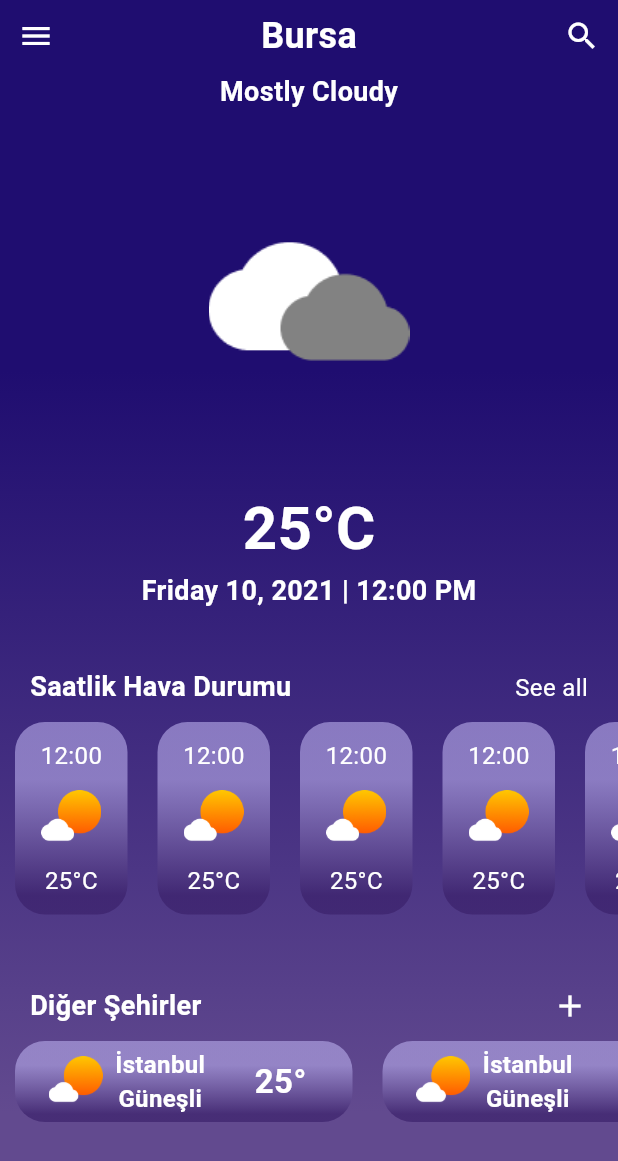
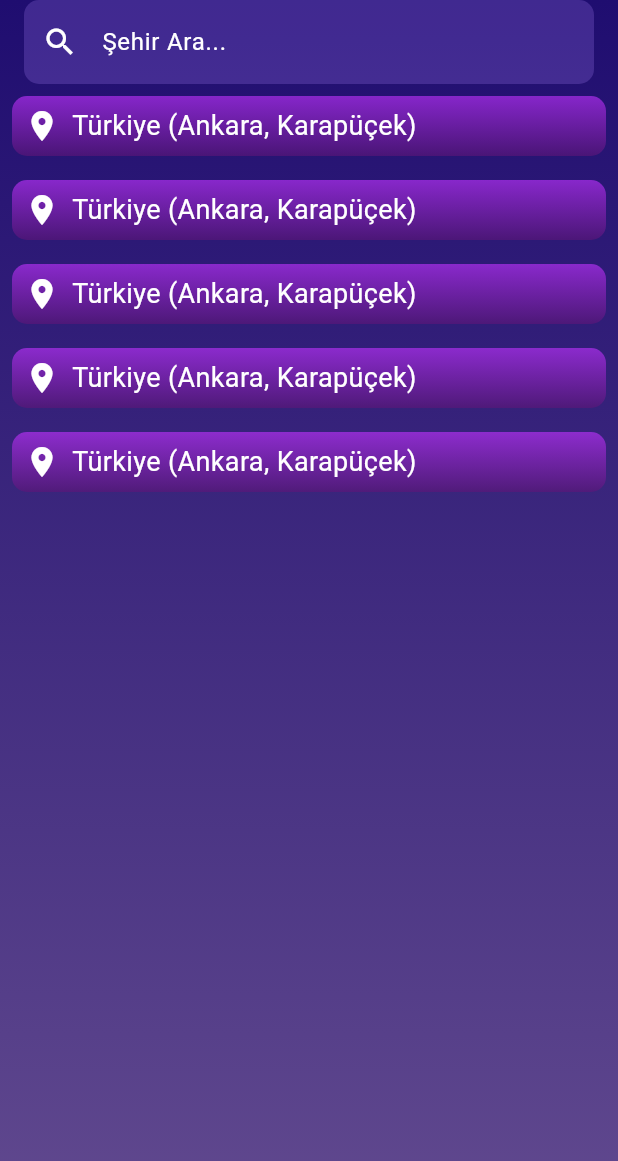
Before and after one commit to Ebuubeyd/Weather-App, a Flutter app: the screen it shows after launch, after a tap on the "search" icon, on a phone screen of 412 x 824 dp. Shown: the top 1161 px of the screen. Run offline on Flutter 3.47's test engine with Material 3 defaults, Android fonts, the phone set to English and light mode, and no system bars; our stand-ins replace get.

Commit message:
Search Screen Created

```diff
--- a/weather_app/lib/Screens/homeScreen/homeScreenComponenets/viatherAppBar.dart
+++ b/weather_app/lib/Screens/homeScreen/homeScreenComponenets/viatherAppBar.dart
@@ -1,4 +1,7 @@
 import 'package:flutter/material.dart';
+import 'package:get/get.dart';
+
+import '../../locationScreen/searchScreen.dart';
 
 class ViatherAppBar extends StatefulWidget {
   const ViatherAppBar({super.key});
@@ -30,7 +33,11 @@ class _ViatherAppBarState extends State<ViatherAppBar> {
         ),
         const Spacer(),
         IconButton(
-          onPressed: () {},
+          onPressed: () {
+            Get.to(
+              SearchScreen(),
+            );
+          },
           icon: const Icon(
             Icons.search,
             color: Colors.white,
--- a/weather_app/lib/Screens/homeScreen/homeScreenComponenets/viatherAppSavedCity.dart
+++ b/weather_app/lib/Screens/homeScreen/homeScreenComponenets/viatherAppSavedCity.dart
@@ -1,5 +1,8 @@
 import 'package:flutter/material.dart';
+import 'package:get/get.dart';
 import 'package:weather_app/MediaQuery/mq_values.dart';
+
+import '../../locationScreen/searchScreen.dart';
 
 class ViatherAppSavedCity extends StatefulWidget {
   const ViatherAppSavedCity({super.key});
@@ -28,11 +31,19 @@ class _ViatherAppSavedCityState extends State<ViatherAppSavedCity> {
               ),
             ),
             Padding(
-                padding: const EdgeInsets.only(right: 20),
+              padding: const EdgeInsets.only(right: 20),
+              child: InkWell(
+                onTap: () {
+                  Get.to(
+                    SearchScreen(),
+                  );
+                },
                 child: Icon(
                   Icons.add,
                   color: Colors.white,
-                )),
+                ),
+              ),
+            ),
           ],
         ),
         Container(
--- /dev/null
+++ b/weather_app/lib/Screens/locationScreen/searchScreen.dart
@@ -0,0 +1,99 @@
+import 'package:flutter/material.dart';
+
+class SearchScreen extends StatefulWidget {
+  const SearchScreen({super.key});
+
+  @override
+  State<SearchScreen> createState() => _SearchScreenState();
+}
+
+class _SearchScreenState extends State<SearchScreen> {
+  TextEditingController searchController = TextEditingController();
+
+  @override
+  Widget build(BuildContext context) {
+    return Scaffold(
+      body: Container(
+        width: double.infinity,
+        height: double.infinity,
+        decoration: BoxDecoration(
+          gradient: LinearGradient(
+            colors: [
+              Color(0xFF1F0D70),
+              Color(0xFF624A8F),
+            ],
+            begin: Alignment.topCenter,
+            end: Alignment.bottomCenter,
+          ),
+        ),
+        child: SafeArea(
+          child: Column(
+            children: [
+              Padding(
+                padding: const EdgeInsets.symmetric(horizontal: 16.0),
+                child: TextField(
+                  controller: searchController,
+                  decoration: InputDecoration(
+                    filled: true,
+                    fillColor: Color.fromARGB(57, 178, 137, 255),
+                    hintText: "Şehir Ara...",
+                    hintStyle: TextStyle(
+                      color: Colors.white,
+                    ),
+                    prefixIcon: Icon(
+                      Icons.search,
+                      color: Colors.white,
+                    ),
+                    border: OutlineInputBorder(
+                      borderRadius: BorderRadius.circular(10.0),
+                      borderSide: BorderSide.none,
+                    ),
+                  ),
+                ),
+              ),
+              Expanded(
+                child: ListView.builder(
+                  itemCount: 5,
+                  itemBuilder: (BuildContext context, int index) {
+                    return Container(
+                      margin: const EdgeInsets.all(8),
+                      decoration: BoxDecoration(
+                        gradient: const LinearGradient(
+                          begin: Alignment.topCenter,
+                          end: Alignment.bottomCenter,
+                          colors: [
+                            Color.fromARGB(159, 193, 50, 255),
+                            Color.fromARGB(159, 94, 21, 120),
+                          ],
+                        ),
+                        borderRadius: BorderRadius.circular(10),
+                      ),
+                      child: Row(
+                        children: [
+                          Padding(
+                            padding: const EdgeInsets.all(8.0),
+                            child: Icon(
+                              Icons.location_on,
+                              color: Colors.white,
+                            ),
+                          ),
+                          Text(
+                            "Türkiye (Ankara, Karapüçek)",
+                            style: TextStyle(
+                              color: Colors.white,
+                              fontSize: 18,
+                            ),
+                          ),
+                        ],
+                      ),
+                    );
+                  },
+                ),
+              ),
+            ],
+          ),
+        ),
+      ),
+    );
+  }
+}
```
